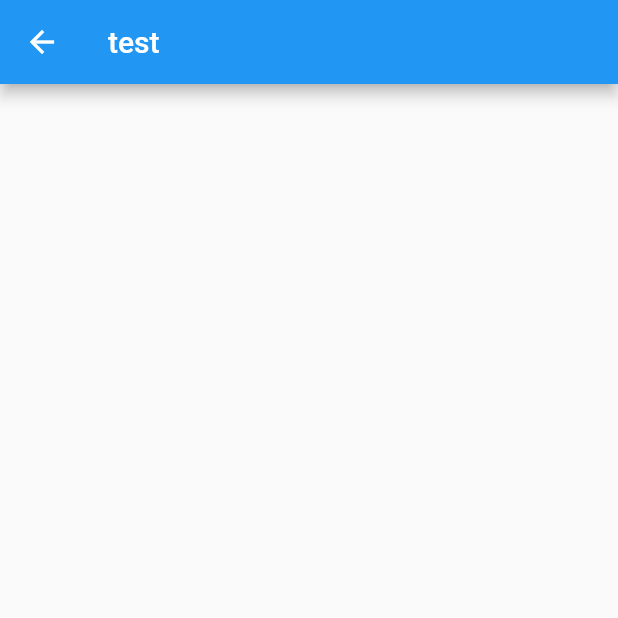
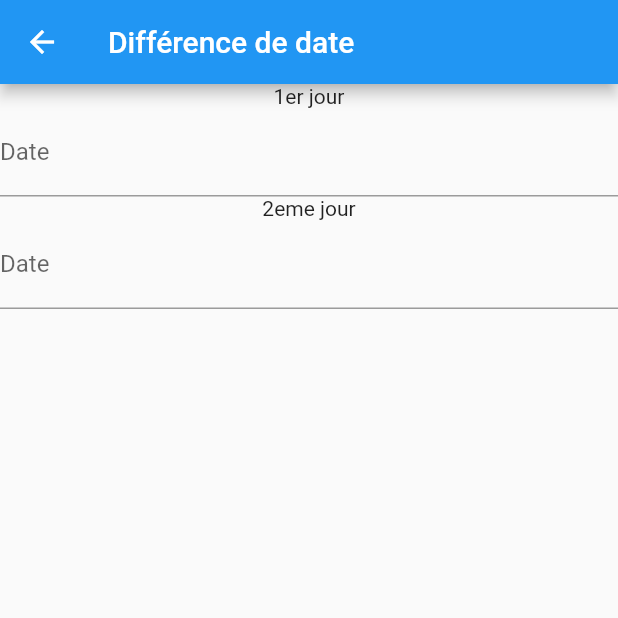
Before and after one commit to mathieusoufflard/Mini_Project_Flutter_Coding, a Flutter app: the screen it shows after launch, after a tap on "4 HONK", on a phone screen of 412 x 824 dp, the top half of it. Run offline on Flutter 3.47's test engine with Material 2 defaults, Android fonts, the phone set to English and light mode, and no system bars; drawn by our look-alikes of date_time_picker; missing offline and left inert: dart:ffi.

Commit message:
US5 done

```diff
--- /dev/null
+++ b/flutter_app/lib/Controllers/DateDiffPage.dart
@@ -0,0 +1,77 @@
+import 'package:flutter/material.dart';
+import 'package:date_time_picker/date_time_picker.dart';
+
+class DateDiffPage extends StatefulWidget {
+  const DateDiffPage({Key? key}) : super(key: key);
+
+  @override
+  _DateDiffPageState createState() => _DateDiffPageState();
+}
+
+class _DateDiffPageState extends State<DateDiffPage> {
+  String? _firstDate = "";
+  String? _secondDate = "";
+  String displayText = "";
+
+  String _getDateDiff(String date1, String date2) {
+    DateTime firstDate = DateTime.parse(date1);
+    DateTime secondDate = DateTime.parse(date2);
+
+    String year = ((secondDate.year - firstDate.year).abs()).toString();
+    String month = ((secondDate.month - firstDate.month).abs()).toString();
+    String day = ((secondDate.day - firstDate.day).abs()).toString();
+    return "$year années, $month mois et $day, jours";
+  }
+
+  @override
+  Widget build(BuildContext context) {
+    final title = 'Différence de date';
+
+    return Scaffold(
+      appBar: AppBar(
+        title: Text(title),
+      ),
+      body: Center(
+        child: Column(
+          children: [
+            Text("1er jour"),
+            DateTimePicker(
+              initialValue: '',
+              firstDate: DateTime(0),
+              lastDate: DateTime.now(),
+              dateLabelText: 'Date',
+              onChanged: (val) {
+                print(val);
+                setState(() {
+                  _firstDate = val;
+                });
+                if  (_firstDate != "" && _secondDate != "")
+                {
+                  displayText = "il s'est passée " + _getDateDiff(_firstDate.toString(), _secondDate.toString()) + "depuis la première rencontre";
+                }
+              },
+            ),
+            Text("2eme jour"),
+            DateTimePicker(
+              initialValue: '',
+              firstDate: DateTime(0),
+              lastDate: DateTime.now(),
+              dateLabelText: 'Date',
+              onChanged: (val) {
+                print(val);
+                setState(() {
+                  _secondDate = val;
+                });
+                if  (_firstDate != "" && _secondDate != "")
+                {
+                  displayText = "il s'est passé " + _getDateDiff(_firstDate.toString(), _secondDate.toString()) + " depuis la première rencontre";
+                }
+              },
+            ),
+            Text(displayText),
+          ],
+        ),
+      ),
+    );
+  }
+}
--- a/flutter_app/lib/main.dart
+++ b/flutter_app/lib/main.dart
@@ -1,4 +1,5 @@
 import 'package:flutter/material.dart';
+import 'package:flutter_app/Controllers/DateDiffPage.dart';
 import 'package:flutter_app/promotionPage.dart';
 import 'package:flutter_app/testPage.dart';
 
@@ -147,7 +148,7 @@ class _MyHomePageState extends State<MyHomePage> {
                   case 3:
                     Navigator.push(context,
                         new MaterialPageRoute(builder: (BuildContext context) {
-                      return new Test();
+                      return new DateDiffPage();
                     }));
                     break;
                   case 4:
--- a/flutter_app/pubspec.yaml
+++ b/flutter_app/pubspec.yaml
@@ -23,6 +23,9 @@ environment:
 dependencies:
   flutter:
     sdk: flutter
+
+  date_time_picker: "^2.0.0"
+
 
 
   # The following adds the Cupertino Icons font to your application.
```
